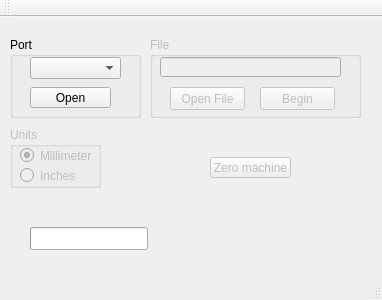
First picture: the form in software/depthprobe.ui, repository kosme/grbl0.8-Kosme, before the edit.
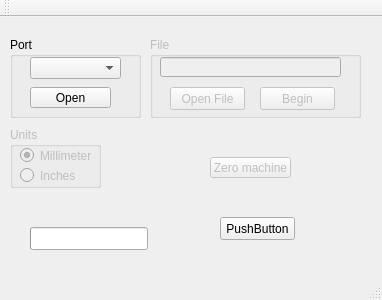
Second picture: the form after the edit.

The edit to the form file:
```diff
--- a/software/depthprobe.ui
+++ b/software/depthprobe.ui
@@ -176,6 +176,22 @@
      <string>Zero machine</string>
     </property>
    </widget>
+   <widget class="QPushButton" name="pushButton">
+    <property name="geometry">
+     <rect>
+      <x>220</x>
+      <y>200</y>
+      <width>75</width>
+      <height>23</height>
+     </rect>
+    </property>
+    <property name="text">
+     <string>PushButton</string>
+    </property>
+    <property name="flat">
+     <bool>false</bool>
+    </property>
+   </widget>
   </widget>
   <widget class="QMenuBar" name="menuBar">
    <property name="geometry">
```
